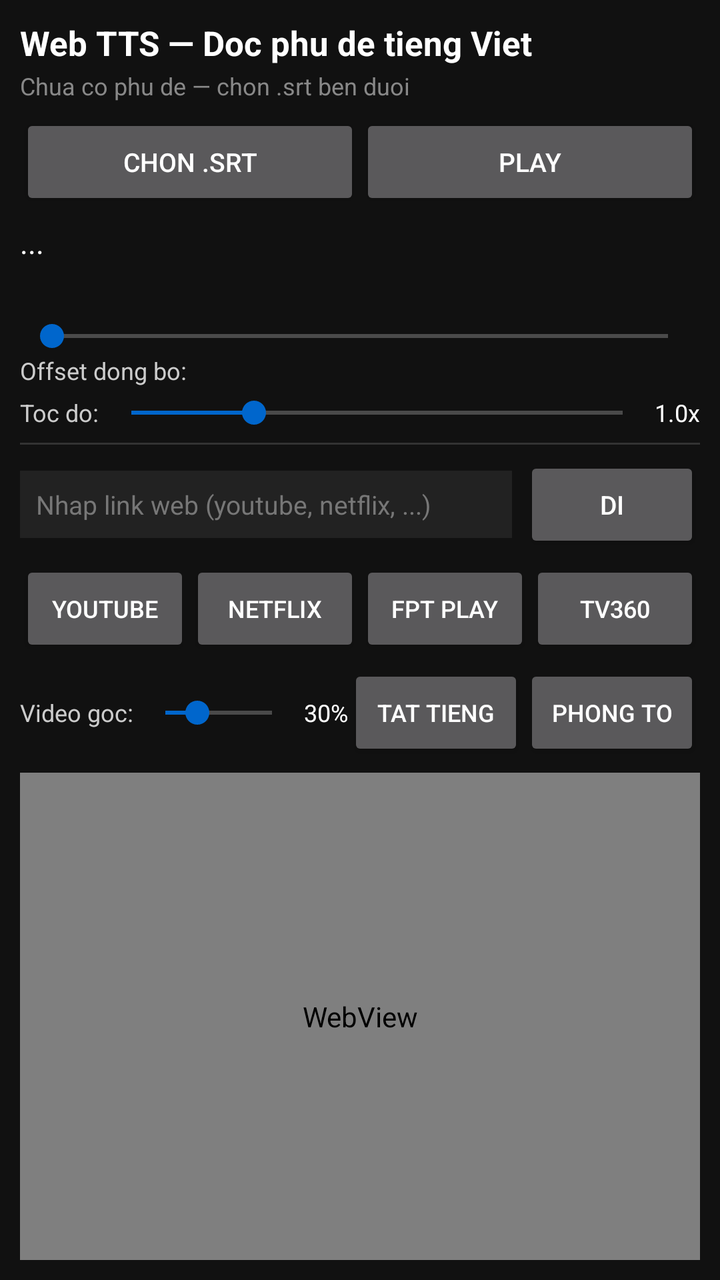
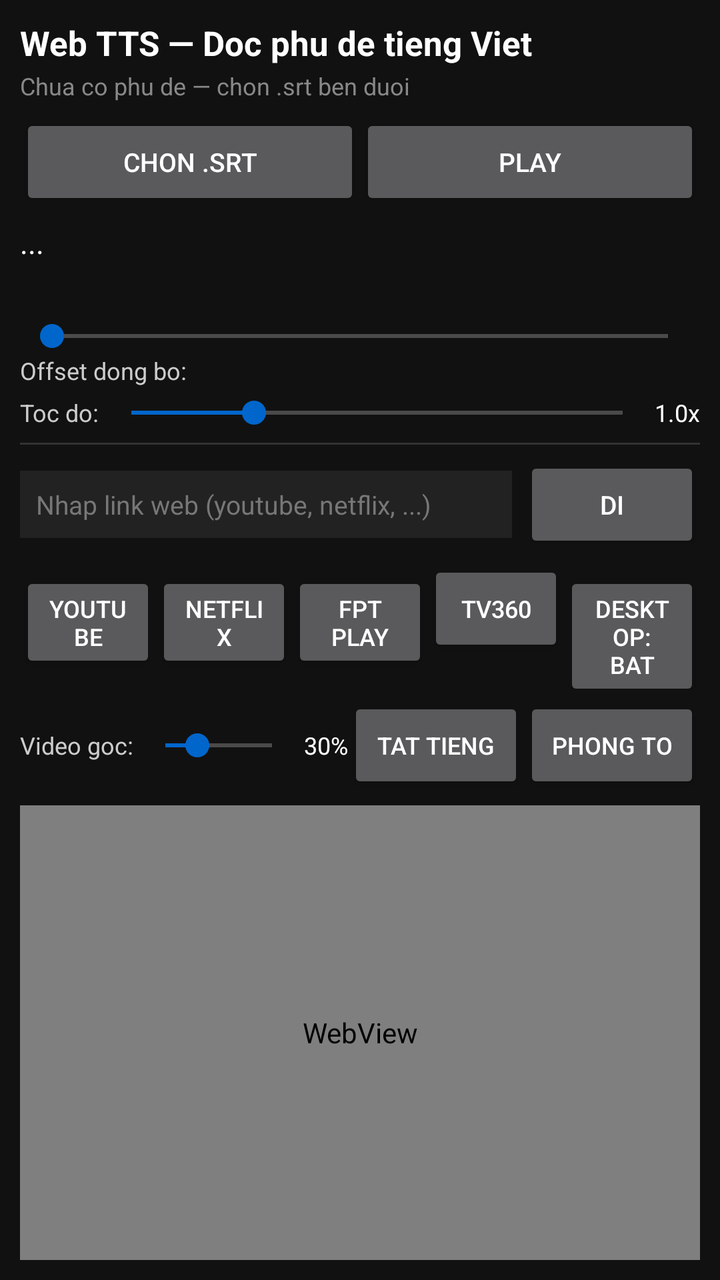

Two renders of the same Android screen: before a commit and after it. Below are the layout's source before the change and the commit's diff.
<!-- AndroidManifest.xml: application theme Theme.WebTTS -->
<!-- res/layout/activity_main.xml -->
<?xml version="1.0" encoding="utf-8"?>
<LinearLayout xmlns:android="http://schemas.android.com/apk/res/android"
    android:id="@+id/rootLayout"
    android:layout_width="match_parent"
    android:layout_height="match_parent"
    android:orientation="vertical"
    android:background="#111111"
    android:padding="10dp">

    
    <LinearLayout
        android:id="@+id/ttsPanel"
        android:layout_width="match_parent"
        android:layout_height="wrap_content"
        android:orientation="vertical">

        <TextView
            android:layout_width="wrap_content"
            android:layout_height="wrap_content"
            android:text="Web TTS — Doc phu de tieng Viet"
            android:textColor="#FFFFFF"
            android:textSize="17sp"
            android:textStyle="bold" />

        <TextView
            android:id="@+id/tvStatus"
            android:layout_width="wrap_content"
            android:layout_height="wrap_content"
            android:layout_marginTop="2dp"
            android:text="Chua co phu de — chon .srt ben duoi"
            android:textColor="#888888"
            android:textSize="12sp" />

        <LinearLayout
            android:layout_width="match_parent"
            android:layout_height="wrap_content"
            android:layout_marginTop="6dp"
            android:orientation="horizontal">

            <Button
                android:id="@+id/btnPickSrt"
                android:layout_width="0dp"
                android:layout_height="wrap_content"
                android:layout_weight="1"
                android:text="Chon .srt"
                android:textSize="13sp" />

            <Button
                android:id="@+id/btnPlayPause"
                android:layout_width="0dp"
                android:layout_height="wrap_content"
                android:layout_weight="1"
                android:text="Play"
                android:textSize="13sp" />
        </LinearLayout>

        <TextView
            android:id="@+id/tvCue"
            android:layout_width="match_parent"
            android:layout_height="wrap_content"
            android:layout_marginTop="6dp"
            android:minHeight="48dp"
            android:maxLines="3"
            android:ellipsize="end"
            android:text="..."
            android:textColor="#FFFFFF"
            android:textSize="15sp" />

        <SeekBar
            android:id="@+id/seekPos"
            android:layout_width="match_parent"
            android:layout_height="wrap_content" />

        
        <TextView
            android:layout_width="wrap_content"
            android:layout_height="wrap_content"
            android:text="Offset dong bo:"
            android:textColor="#CCCCCC"
            android:textSize="12sp" />

        <HorizontalScrollView
            android:layout_width="match_parent"
            android:layout_height="wrap_content"
            android:scrollbars="none">

            <LinearLayout
                android:id="@+id/rowOffset"
                android:layout_width="wrap_content"
                android:layout_height="wrap_content"
                android:orientation="horizontal" />
        </HorizontalScrollView>

        <LinearLayout
            android:layout_width="match_parent"
            android:layout_height="wrap_content"
            android:layout_marginTop="4dp"
            android:gravity="center_vertical"
            android:orientation="horizontal">

            <TextView
                android:layout_width="wrap_content"
                android:layout_height="wrap_content"
                android:text="Toc do:"
                android:textColor="#CCCCCC"
                android:textSize="12sp" />

            <SeekBar
                android:id="@+id/seekRate"
                android:layout_width="0dp"
                android:layout_height="wrap_content"
                android:layout_weight="1"
                android:max="200"
                android:progress="50" />

            <TextView
                android:id="@+id/tvRate"
                android:layout_width="wrap_content"
                android:layout_height="wrap_content"
                android:text="1.0x"
                android:textColor="#FFFFFF"
                android:textSize="12sp" />
        </LinearLayout>
    </LinearLayout>

    
    <View
        android:layout_width="match_parent"
        android:layout_height="1dp"
        android:layout_marginTop="6dp"
        android:background="#333333" />

    <LinearLayout
        android:id="@+id/webBar"
        android:layout_width="match_parent"
        android:layout_height="wrap_content"
        android:layout_marginTop="6dp"
        android:gravity="center_vertical"
        android:orientation="horizontal">

        <EditText
            android:id="@+id/etUrl"
            android:layout_width="0dp"
            android:layout_height="wrap_content"
            android:layout_weight="1"
            android:hint="Nhap link web (youtube, netflix, ...)"
            android:textColor="#FFFFFF"
            android:textColorHint="#777777"
            android:textSize="13sp"
            android:singleLine="true"
            android:inputType="textUri"
            android:background="#222222"
            android:padding="8dp" />

        <Button
            android:id="@+id/btnGo"
            android:layout_width="wrap_content"
            android:layout_height="wrap_content"
            android:layout_marginStart="6dp"
            android:text="Di"
            android:textSize="13sp" />
    </LinearLayout>

    
    <LinearLayout
        android:id="@+id/rowPreset"
        android:layout_width="match_parent"
        android:layout_height="wrap_content"
        android:layout_marginTop="4dp"
        android:orientation="horizontal">

        <Button
            android:id="@+id/btnPresetYt"
            android:layout_width="0dp"
            android:layout_height="wrap_content"
            android:layout_weight="1"
            android:text="YouTube"
            android:textSize="12sp" />

        <Button
            android:id="@+id/btnPresetNf"
            android:layout_width="0dp"
            android:layout_height="wrap_content"
            android:layout_weight="1"
            android:text="Netflix"
            android:textSize="12sp" />

        <Button
            android:id="@+id/btnPresetFpt"
            android:layout_width="0dp"
            android:layout_height="wrap_content"
            android:layout_weight="1"
            android:text="FPT Play"
            android:textSize="12sp" />

        <Button
            android:id="@+id/btnPresetTv"
            android:layout_width="0dp"
            android:layout_height="wrap_content"
            android:layout_weight="1"
            android:text="TV360"
            android:textSize="12sp" />
    </LinearLayout>

    
    <LinearLayout
        android:id="@+id/volBar"
        android:layout_width="match_parent"
        android:layout_height="wrap_content"
        android:layout_marginTop="4dp"
        android:gravity="center_vertical"
        android:orientation="horizontal">

        <TextView
            android:layout_width="wrap_content"
            android:layout_height="wrap_content"
            android:text="Video goc:"
            android:textColor="#CCCCCC"
            android:textSize="12sp" />

        <SeekBar
            android:id="@+id/seekVideoVol"
            android:layout_width="0dp"
            android:layout_height="wrap_content"
            android:layout_weight="1"
            android:max="100"
            android:progress="30" />

        <TextView
            android:id="@+id/tvVideoVol"
            android:layout_width="wrap_content"
            android:layout_height="wrap_content"
            android:text="30%"
            android:textColor="#FFFFFF"
            android:textSize="12sp" />

        <Button
            android:id="@+id/btnMute"
            android:layout_width="wrap_content"
            android:layout_height="wrap_content"
            android:text="Tat tieng"
            android:textSize="12sp" />

        <Button
            android:id="@+id/btnFullscreen"
            android:layout_width="wrap_content"
            android:layout_height="wrap_content"
            android:text="Phong to"
            android:textSize="12sp" />
    </LinearLayout>

    
    <FrameLayout
        android:id="@+id/webContainer"
        android:layout_width="match_parent"
        android:layout_height="0dp"
        android:layout_weight="1"
        android:layout_marginTop="6dp">

        <WebView
            android:id="@+id/webView"
            android:layout_width="match_parent"
            android:layout_height="match_parent" />
    </FrameLayout>

</LinearLayout>
<!-- resources referenced by this layout -->
<resources>
  <style name="Theme.WebTTS" parent="Theme.AppCompat.NoActionBar">
          <item name="colorPrimary">#0066CC</item>
          <item name="colorPrimaryDark">#004C99</item>
          <item name="colorAccent">#0066CC</item>
          <item name="android:windowBackground">#111111</item>
          <item name="android:textColorPrimary">#FFFFFF</item>
          <item name="android:textColorSecondary">#CCCCCC</item>
          <item name="alertDialogTheme">@style/Theme.WebTTS.Dialog</item>
      </style>
  <style name="Theme.WebTTS.Dialog" parent="Theme.AppCompat.Dialog.Alert">
          <item name="colorPrimary">#0066CC</item>
          <item name="colorAccent">#0066CC</item>
          <item name="android:windowBackground">#222222</item>
          <item name="android:textColorPrimary">#FFFFFF</item>
          <item name="android:textColorSecondary">#CCCCCC</item>
      </style>
</resources>

<!-- the commit's change to res/layout/activity_main.xml (unified diff, before → after) -->
@@ -200,6 +200,14 @@
             android:layout_weight="1"
             android:text="TV360"
             android:textSize="12sp" />
+
+        <Button
+            android:id="@+id/btnDesktop"
+            android:layout_width="0dp"
+            android:layout_height="wrap_content"
+            android:layout_weight="1"
+            android:text="Desktop: Bat"
+            android:textSize="12sp" />
     </LinearLayout>
 
     
